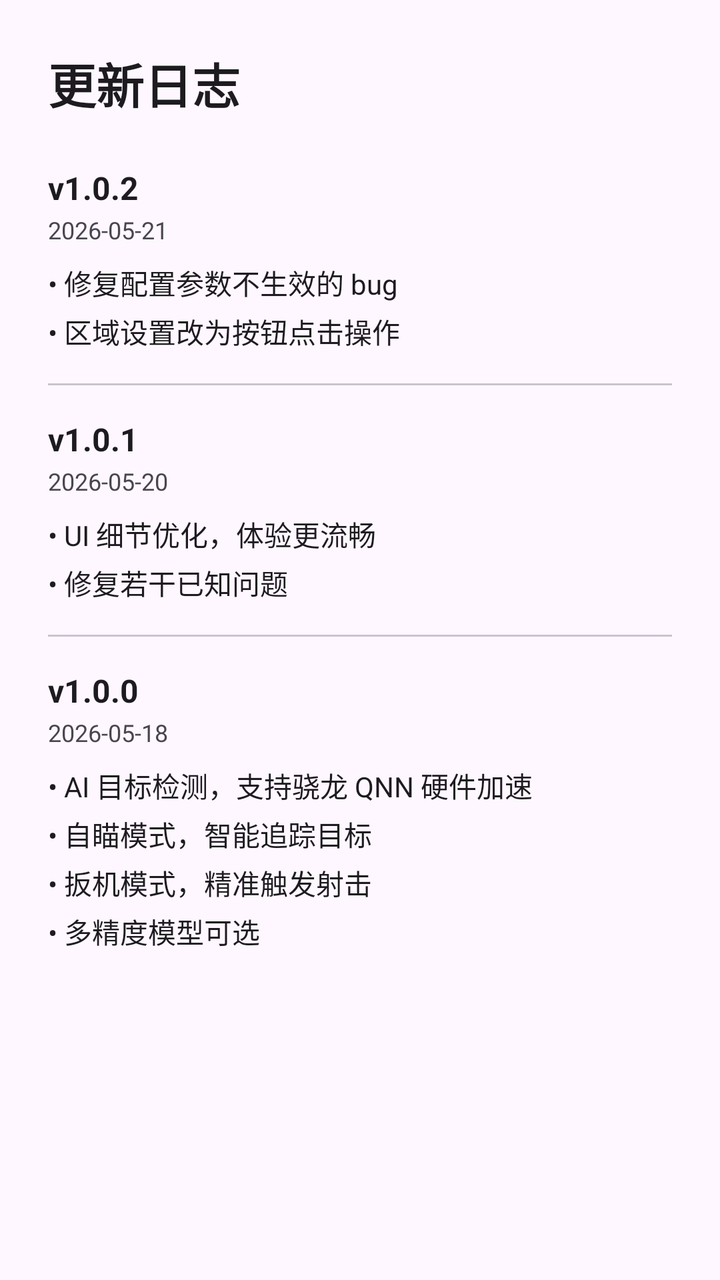
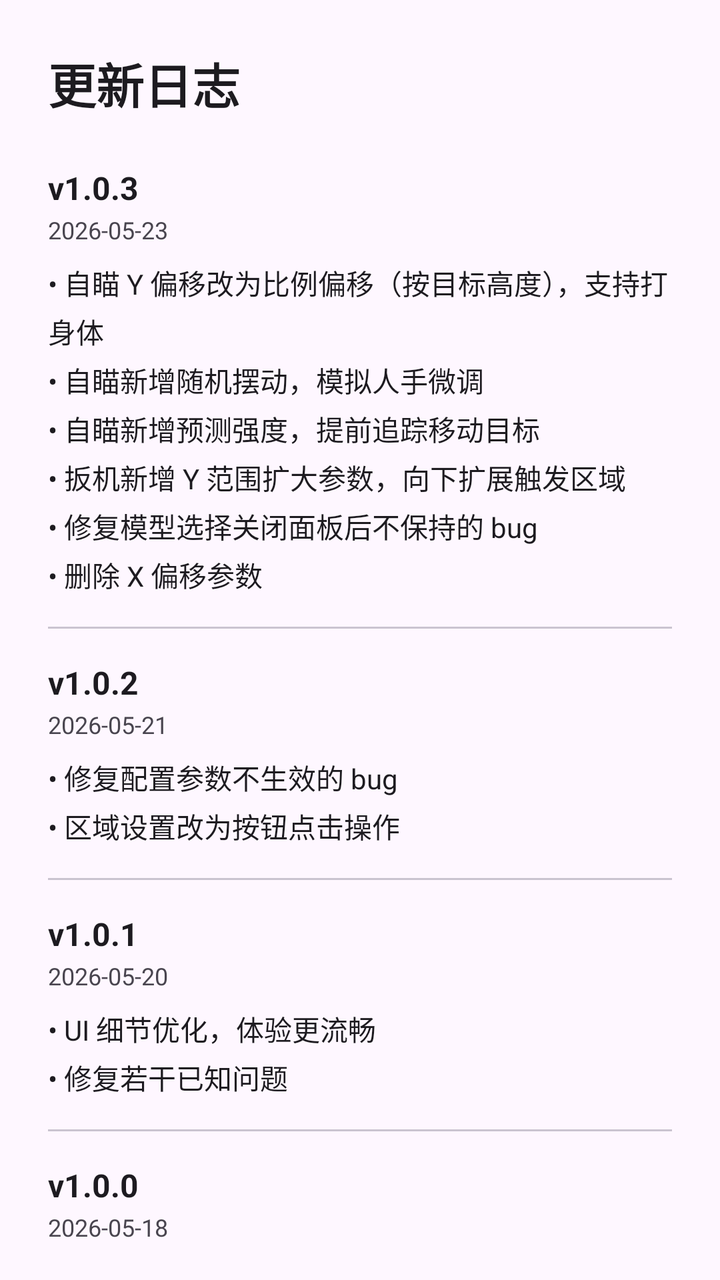

The first picture is an Android layout as it rendered before a commit; the second is the same layout after the commit. The layout source and the unified diff follow.
<!-- AndroidManifest.xml: application theme Theme.Aimbot -->
<!-- res/layout/dialog_changelog.xml -->
<?xml version="1.0" encoding="utf-8"?>
<LinearLayout xmlns:android="http://schemas.android.com/apk/res/android"
    android:layout_width="match_parent"
    android:layout_height="wrap_content"
    android:orientation="vertical"
    android:paddingTop="24dp"
    android:paddingBottom="16dp"
    android:paddingStart="24dp"
    android:paddingEnd="24dp">

    <TextView
        android:layout_width="wrap_content"
        android:layout_height="wrap_content"
        android:text="更新日志"
        android:textSize="24sp"
        android:textColor="?attr/colorOnSurface"
        android:textStyle="bold" />

    <LinearLayout
        android:layout_width="match_parent"
        android:layout_height="wrap_content"
        android:orientation="vertical"
        android:layout_marginTop="24dp">

        
        <LinearLayout
            android:layout_width="match_parent"
            android:layout_height="wrap_content"
            android:orientation="vertical">

            <TextView
                android:layout_width="wrap_content"
                android:layout_height="wrap_content"
                android:text="v1.0.2"
                android:textSize="16sp"
                android:textColor="?attr/colorOnSurface"
                android:textStyle="bold" />

            <TextView
                android:layout_width="wrap_content"
                android:layout_height="wrap_content"
                android:text="2026-05-21"
                android:textSize="12sp"
                android:textColor="?attr/colorOnSurfaceVariant"
                android:layout_marginTop="2dp" />

            <TextView
                android:layout_width="wrap_content"
                android:layout_height="wrap_content"
                android:text="• 修复配置参数不生效的 bug\n• 区域设置改为按钮点击操作"
                android:textSize="14sp"
                android:textColor="?attr/colorOnSurface"
                android:layout_marginTop="8dp"
                android:lineSpacingExtra="4dp" />
        </LinearLayout>

        <View
            android:layout_width="match_parent"
            android:layout_height="1dp"
            android:background="?attr/colorOutlineVariant"
            android:layout_marginTop="16dp"
            android:layout_marginBottom="16dp" />

        
        <LinearLayout
            android:layout_width="match_parent"
            android:layout_height="wrap_content"
            android:orientation="vertical">

            <TextView
                android:layout_width="wrap_content"
                android:layout_height="wrap_content"
                android:text="v1.0.1"
                android:textSize="16sp"
                android:textColor="?attr/colorOnSurface"
                android:textStyle="bold" />

            <TextView
                android:layout_width="wrap_content"
                android:layout_height="wrap_content"
                android:text="2026-05-20"
                android:textSize="12sp"
                android:textColor="?attr/colorOnSurfaceVariant"
                android:layout_marginTop="2dp" />

            <TextView
                android:layout_width="wrap_content"
                android:layout_height="wrap_content"
                android:text="• UI 细节优化，体验更流畅\n• 修复若干已知问题"
                android:textSize="14sp"
                android:textColor="?attr/colorOnSurface"
                android:layout_marginTop="8dp"
                android:lineSpacingExtra="4dp" />
        </LinearLayout>

        <View
            android:layout_width="match_parent"
            android:layout_height="1dp"
            android:background="?attr/colorOutlineVariant"
            android:layout_marginTop="16dp"
            android:layout_marginBottom="16dp" />

        
        <LinearLayout
            android:layout_width="match_parent"
            android:layout_height="wrap_content"
            android:orientation="vertical">

            <TextView
                android:layout_width="wrap_content"
                android:layout_height="wrap_content"
                android:text="v1.0.0"
                android:textSize="16sp"
                android:textColor="?attr/colorOnSurface"
                android:textStyle="bold" />

            <TextView
                android:layout_width="wrap_content"
                android:layout_height="wrap_content"
                android:text="2026-05-18"
                android:textSize="12sp"
                android:textColor="?attr/colorOnSurfaceVariant"
                android:layout_marginTop="2dp" />

            <TextView
                android:layout_width="wrap_content"
                android:layout_height="wrap_content"
                android:text="• AI 目标检测，支持骁龙 QNN 硬件加速\n• 自瞄模式，智能追踪目标\n• 扳机模式，精准触发射击\n• 多精度模型可选"
                android:textSize="14sp"
                android:textColor="?attr/colorOnSurface"
                android:layout_marginTop="8dp"
                android:lineSpacingExtra="4dp" />
        </LinearLayout>

    </LinearLayout>

</LinearLayout>
<!-- resources referenced by this layout -->
<resources>
  <style name="Theme.Aimbot" parent="Base.Theme.Aimbot" />
  <style name="Base.Theme.Aimbot" parent="Theme.Material3.DayNight.NoActionBar">
          
          
      </style>
</resources>

<!-- the commit's change to res/layout/dialog_changelog.xml (unified diff, before → after) -->
@@ -21,6 +21,45 @@
         android:layout_height="wrap_content"
         android:orientation="vertical"
         android:layout_marginTop="24dp">
+
+        
+        <LinearLayout
+            android:layout_width="match_parent"
+            android:layout_height="wrap_content"
+            android:orientation="vertical">
+
+            <TextView
+                android:layout_width="wrap_content"
+                android:layout_height="wrap_content"
+                android:text="v1.0.3"
+                android:textSize="16sp"
+                android:textColor="?attr/colorOnSurface"
+                android:textStyle="bold" />
+
+            <TextView
+                android:layout_width="wrap_content"
+                android:layout_height="wrap_content"
+                android:text="2026-05-23"
+                android:textSize="12sp"
+                android:textColor="?attr/colorOnSurfaceVariant"
+                android:layout_marginTop="2dp" />
+
+            <TextView
+                android:layout_width="wrap_content"
+                android:layout_height="wrap_content"
+                android:text="• 自瞄 Y 偏移改为比例偏移（按目标高度），支持打身体\n• 自瞄新增随机摆动，模拟人手微调\n• 自瞄新增预测强度，提前追踪移动目标\n• 扳机新增 Y 范围扩大参数，向下扩展触发区域\n• 修复模型选择关闭面板后不保持的 bug\n• 删除 X 偏移参数"
+                android:textSize="14sp"
+                android:textColor="?attr/colorOnSurface"
+                android:layout_marginTop="8dp"
+                android:lineSpacingExtra="4dp" />
+        </LinearLayout>
+
+        <View
+            android:layout_width="match_parent"
+            android:layout_height="1dp"
+            android:background="?attr/colorOutlineVariant"
+            android:layout_marginTop="16dp"
+            android:layout_marginBottom="16dp" />
 
         
         <LinearLayout
